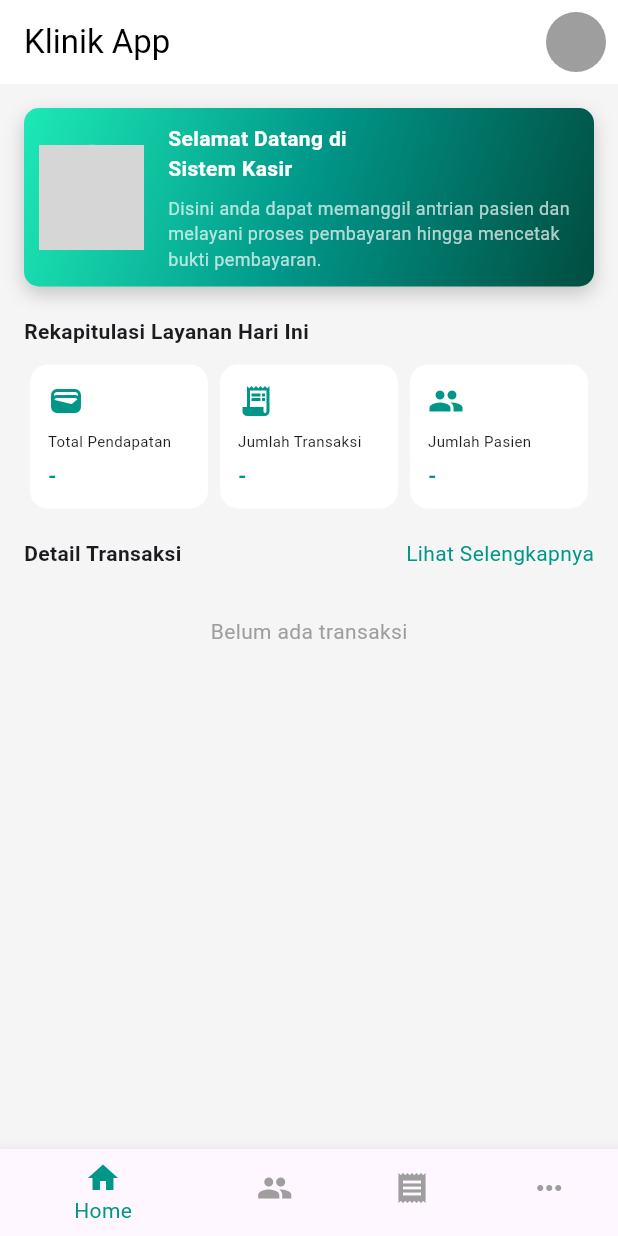
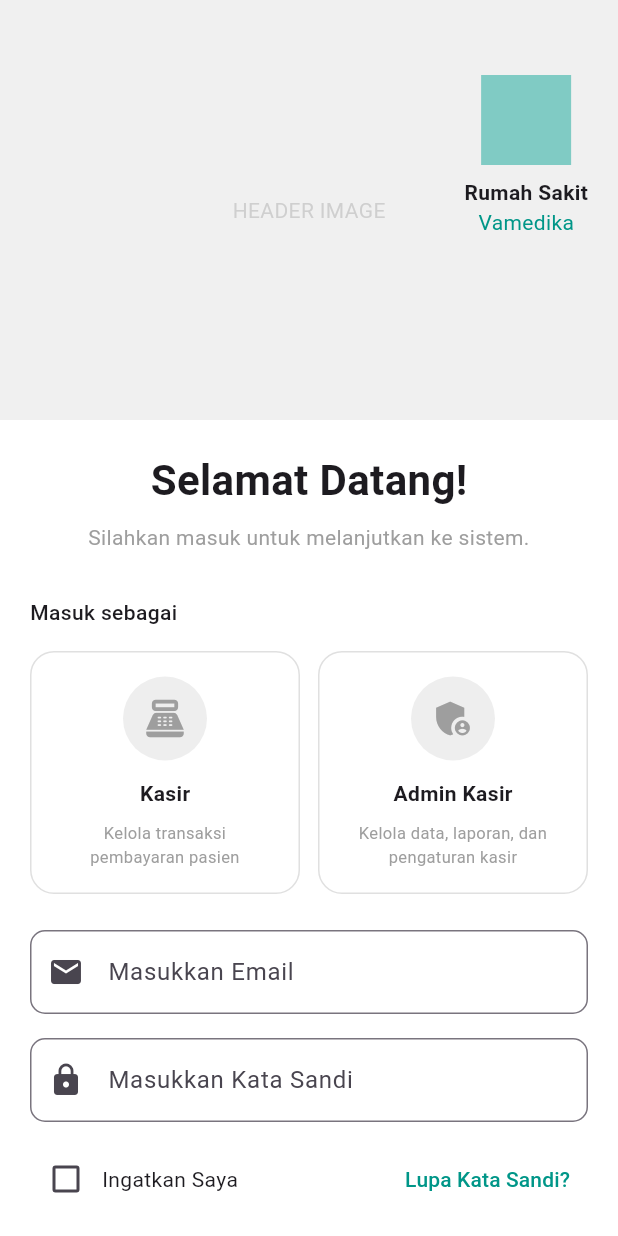
Before and after one commit to Aqiilah600/sistem_kasir_rs, a Flutter app: the screen it shows after launch, on a phone screen of 412 x 824 dp. Run offline on Flutter 3.47's test engine with Material 3 defaults, Android fonts, the phone set to English and light mode, and no system bars; grey boxes are pictures that could not be loaded.

Commit message:
Struktur awal tampilan login

```diff
--- a/lib/main.dart
+++ b/lib/main.dart
@@ -1,5 +1,5 @@
 import 'package:flutter/material.dart';
-import 'package:sistem_kasir_rs/views/home/home_view.dart';
+import 'package:sistem_kasir_rs/views/login/login_view.dart';
 
 void main() {
   runApp(const MyApp());
@@ -10,6 +10,9 @@ class MyApp extends StatelessWidget {
 
   @override
   Widget build(BuildContext context) {
-    return const MaterialApp(home: HomeView());
+    return const MaterialApp(
+      debugShowCheckedModeBanner: false,
+      home: LoginView(),
+    );
   }
 }
--- /dev/null
+++ b/lib/views/login/login_view.dart
@@ -0,0 +1,276 @@
+import 'package:flutter/material.dart';
+
+class LoginView extends StatelessWidget {
+  const LoginView({super.key});
+
+  @override
+  Widget build(BuildContext context) {
+    return Scaffold(
+      backgroundColor: Colors.white,
+
+      body: SingleChildScrollView(
+        child: Column(
+          children: [
+
+            // ================= HEADER IMAGE =================
+            Stack(
+              children: [
+
+                // Background image nanti
+                Container(
+                  height: 280,
+                  width: double.infinity,
+                  color: Colors.grey[300],
+                  child: const Center(
+                    child: Text(
+                      "HEADER IMAGE",
+                      style: TextStyle(color: Colors.grey),
+                    ),
+                  ),
+                ),
+
+                // Overlay putih transparan
+                Container(
+                  height: 280,
+                  color: Colors.white.withOpacity(0.5),
+                ),
+
+                // Logo kanan atas
+                Positioned(
+                  top: 50,
+                  right: 20,
+                  child: Column(
+                    children: [
+                      Container(
+                        height: 60,
+                        width: 60,
+                        color: Colors.teal[200],
+                      ),
+
+                      const SizedBox(height: 8),
+
+                      const Text(
+                        "Rumah Sakit",
+                        style: TextStyle(
+                          fontWeight: FontWeight.bold,
+                        ),
+                      ),
+
+                      const Text(
+                        "Vamedika",
+                        style: TextStyle(
+                          color: Colors.teal,
+                        ),
+                      ),
+                    ],
+                  ),
+                ),
+              ],
+            ),
+
+            // ================= CONTENT =================
+            Padding(
+              padding: const EdgeInsets.all(20),
+              child: Column(
+                children: [
+
+                  // TITLE
+                  const Text(
+                    "Selamat Datang!",
+                    style: TextStyle(
+                      fontSize: 28,
+                      fontWeight: FontWeight.bold,
+                    ),
+                  ),
+
+                  const SizedBox(height: 8),
+
+                  const Text(
+                    "Silahkan masuk untuk melanjutkan ke sistem.",
+                    textAlign: TextAlign.center,
+                    style: TextStyle(
+                      color: Colors.grey,
+                    ),
+                  ),
+
+                  const SizedBox(height: 30),
+
+                  // ================= ROLE =================
+                  const Align(
+                    alignment: Alignment.centerLeft,
+                    child: Text(
+                      "Masuk sebagai",
+                      style: TextStyle(
+                        fontWeight: FontWeight.w500,
+                      ),
+                    ),
+                  ),
+
+                  const SizedBox(height: 16),
+
+                  Row(
+                    children: [
+
+                      // KASIR
+                      Expanded(
+                        child: _roleCard(
+                          icon: Icons.point_of_sale,
+                          title: "Kasir",
+                          subtitle:
+                              "Kelola transaksi pembayaran pasien",
+                        ),
+                      ),
+
+                      const SizedBox(width: 12),
+
+                      // ADMIN
+                      Expanded(
+                        child: _roleCard(
+                          icon: Icons.admin_panel_settings,
+                          title: "Admin Kasir",
+                          subtitle:
+                              "Kelola data, laporan, dan pengaturan kasir",
+                        ),
+                      ),
+                    ],
+                  ),
+
+                  const SizedBox(height: 24),
+
+                  // ================= EMAIL =================
+                  TextField(
+                    decoration: InputDecoration(
+                      hintText: "Masukkan Email",
+                      prefixIcon: const Icon(Icons.email),
+                      border: OutlineInputBorder(
+                        borderRadius: BorderRadius.circular(10),
+                      ),
+                    ),
+                  ),
+
+                  const SizedBox(height: 16),
+
+                  // ================= PASSWORD =================
+                  TextField(
+                    obscureText: true,
+                    decoration: InputDecoration(
+                      hintText: "Masukkan Kata Sandi",
+                      prefixIcon: const Icon(Icons.lock),
+                      border: OutlineInputBorder(
+                        borderRadius: BorderRadius.circular(10),
+                      ),
+                    ),
+                  ),
+
+                  const SizedBox(height: 14),
+
+                  // ================= REMEMBER =================
+                  Row(
+                    children: [
+
+                      Checkbox(
+                        value: false,
+                        onChanged: (value) {},
+                      ),
+
+                      const Text("Ingatkan Saya"),
+
+                      const Spacer(),
+
+                      TextButton(
+                        onPressed: () {},
+                        child: const Text(
+                          "Lupa Kata Sandi?",
+                          style: TextStyle(
+                            color: Colors.teal,
+                          ),
+                        ),
+                      ),
+                    ],
+                  ),
+
+                  const SizedBox(height: 20),
+
+                  // ================= BUTTON =================
+                  SizedBox(
+                    width: double.infinity,
+                    height: 50,
+                    child: ElevatedButton.icon(
+                      onPressed: () {},
+                      icon: const Icon(Icons.login),
+                      label: const Text("Masuk"),
+                      style: ElevatedButton.styleFrom(
+                        backgroundColor: Colors.teal,
+                        shape: RoundedRectangleBorder(
+                          borderRadius: BorderRadius.circular(10),
+                        ),
+                      ),
+                    ),
+                  ),
+
+                  const SizedBox(height: 20),
+
+                  const Text(
+                    "Sistem Aman dan Terpercaya",
+                    style: TextStyle(
+                      color: Colors.grey,
+                    ),
+                  ),
+                ],
+              ),
+            ),
+          ],
+        ),
+      ),
+    );
+  }
+
+  // ================= ROLE CARD =================
+  static Widget _roleCard({
+    required IconData icon,
+    required String title,
+    required String subtitle,
+  }) {
+    return Container(
+      padding: const EdgeInsets.all(16),
+      decoration: BoxDecoration(
+        border: Border.all(color: Colors.grey.shade300),
+        borderRadius: BorderRadius.circular(16),
+      ),
+      child: Column(
+        children: [
+
+          CircleAvatar(
+            radius: 28,
+            backgroundColor: Colors.grey[200],
+            child: Icon(
+              icon,
+              size: 30,
+              color: Colors.grey,
+            ),
+          ),
+
+          const SizedBox(height: 12),
+
+          Text(
+            title,
+            style: const TextStyle(
+              fontWeight: FontWeight.bold,
+            ),
+          ),
+
+          const SizedBox(height: 8),
+
+          Text(
+            subtitle,
+            textAlign: TextAlign.center,
+            style: const TextStyle(
+              fontSize: 11,
+              color: Colors.grey,
+            ),
+          ),
+        ],
+      ),
+    );
+  }
+}
```
